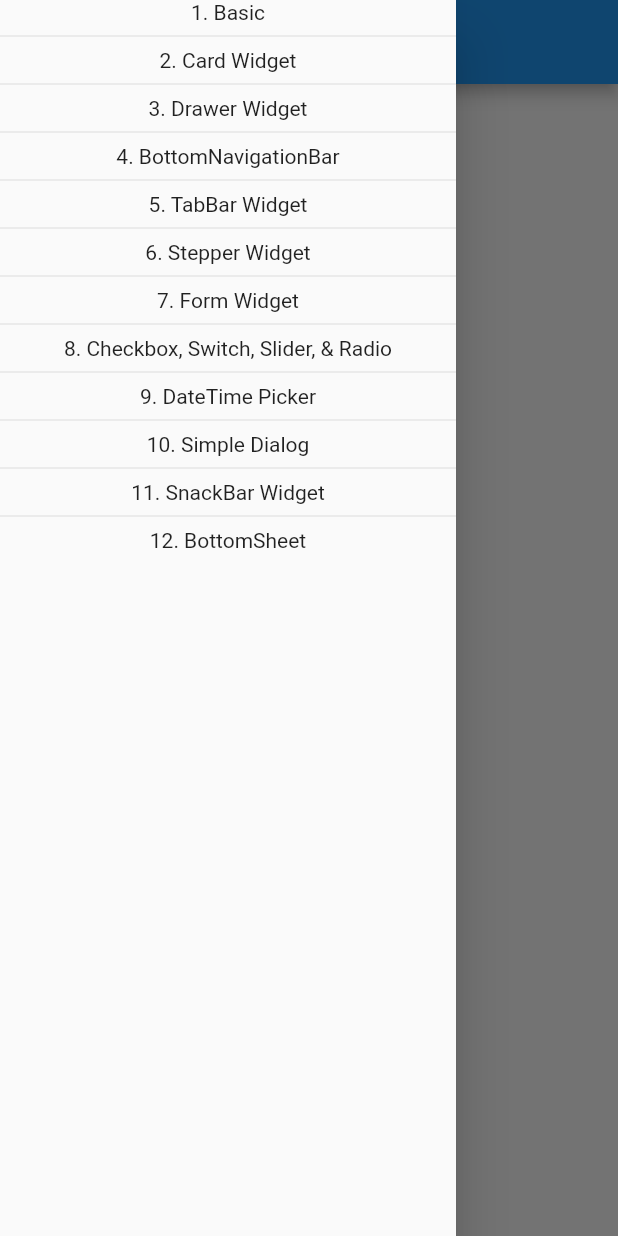
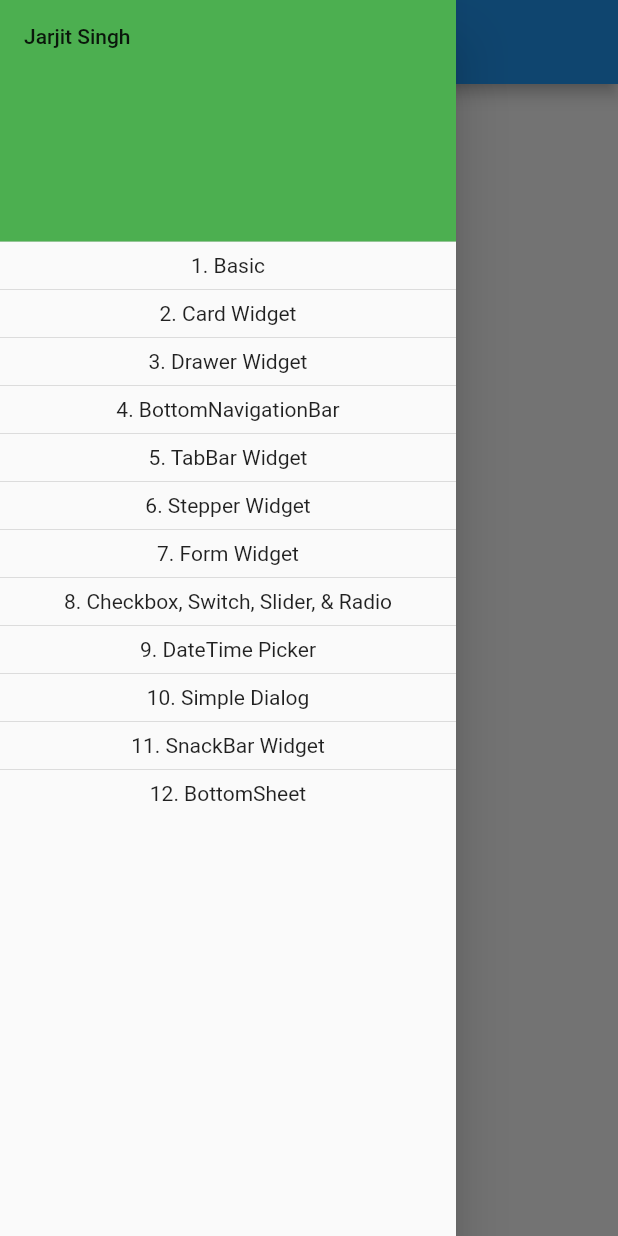
Before and after one commit to andhikayuana/flutter-basic, a Flutter app: the screen it shows after launch, with the side drawer open, on a phone screen of 412 x 824 dp. Run offline on Flutter 3.47's test engine with Material 2 defaults, Android fonts, the phone set to English and light mode, and no system bars.

Commit message:
add drawer header

```diff
--- a/lib/main.dart
+++ b/lib/main.dart
@@ -14,6 +14,13 @@ class FlutterBasicApp extends StatelessWidget {
         drawer: Drawer(
           child: Column(
             children: <Widget>[
+              DrawerHeader(
+                child: Column(
+                  crossAxisAlignment: CrossAxisAlignment.stretch,
+                  children: <Widget>[Text("Jarjit Singh")],
+                ),
+                decoration: BoxDecoration(color: Colors.green),
+              ),
               Text("1. Basic"),
               Divider(),
               Text("2. Card Widget"),
```
